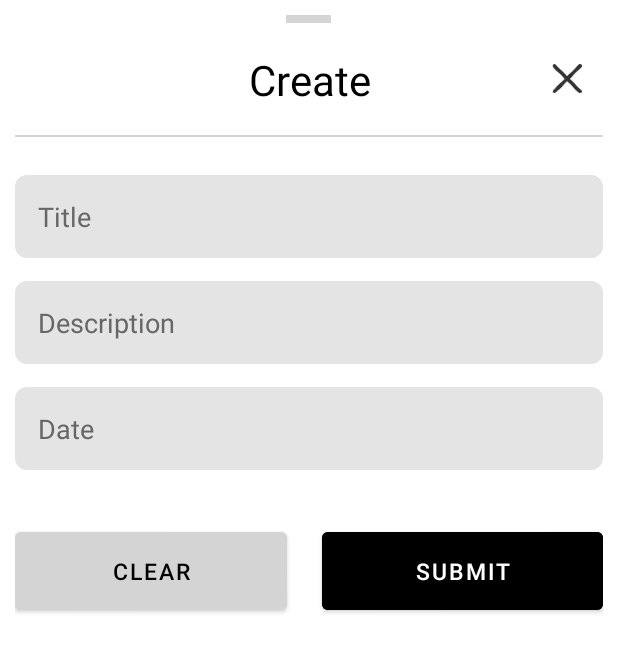
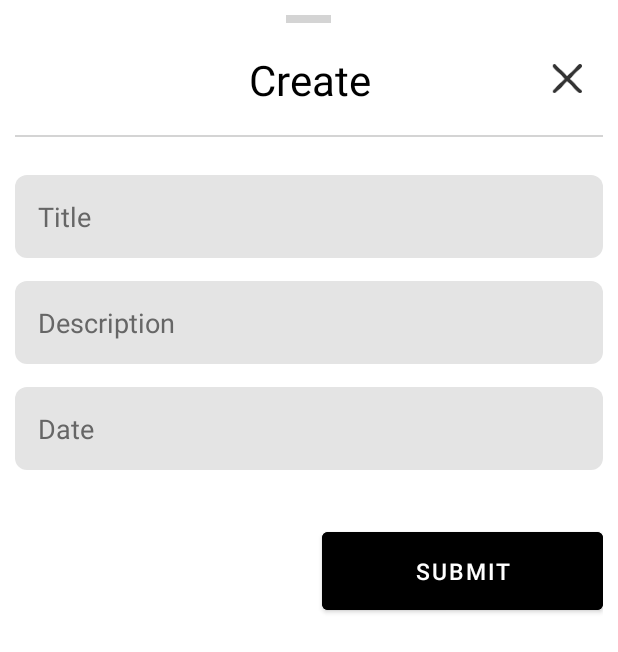
Before and after one commit to chirag1910/Todo-Android, an Android app: the layout fragment_add.xml on its own in the app's theme, with its tools: preview values and no code run, on a phone screen of 412 x 824 dp. Shown: the top 652 px of the screen. Run offline under Robolectric (Android 15) with nearby library versions, the phone set to English and light mode, and no system bars.

Commit message:
completed clear button action

```diff
--- a/app/src/main/res/layout/fragment_add.xml
+++ b/app/src/main/res/layout/fragment_add.xml
@@ -20,8 +20,6 @@
             android:paddingVertical="15dp"
             android:paddingHorizontal="10dp"
     >
-
-
 
         <TextView android:layout_width="wrap_content"
                   android:layout_height="wrap_content"
@@ -67,16 +65,18 @@
                   android:textColor="@color/black"
                   android:padding="15dp"
                   android:layout_marginBottom="15dp"
+                  android:id="@+id/titleInput"
         />
 
         <EditText android:layout_width="match_parent"
                   android:layout_height="wrap_content"
                   android:hint="Description"
-                  android:inputType="text"
+                  android:inputType="textMultiLine"
                   android:textColorHint="#666"
                   android:textColor="@color/black"
                   android:padding="15dp"
                   android:layout_marginBottom="15dp"
+                  android:id="@+id/descInput"
         />
 
         <EditText android:layout_width="match_parent"
@@ -88,6 +88,8 @@
                   android:padding="15dp"
                   android:clickable="false"
                   android:focusable="false"
+                  android:onClick="showDatePicker"
+                  android:id="@+id/dateInput"
         />
     </LinearLayout>
 
@@ -102,9 +104,14 @@
                 android:layout_height="wrap_content"
                 android:backgroundTint="#d4d4d4"
                 android:text="Clear"
+                android:clickable="false"
+                android:focusable="false"
+                android:alpha="0"
                 android:textColor="@color/black"
                 android:textSize="15sp"
-                android:padding="15dp"/>
+                android:padding="15dp"
+                android:id="@+id/clearButton"
+                android:onClick="clearButtonAction"/>
 
 
         <androidx.legacy.widget.Space
@@ -120,7 +127,8 @@
                 android:textColor="@color/white"
                 android:textFontWeight="600"
                 android:textSize="15sp"
-                android:padding="15dp"/>
+                android:padding="15dp"
+                android:id="@+id/submitButton"/>
 
     </LinearLayout>
 
```
Also changed, not shown: app/src/main/java/com/example/todo/MainActivity.kt (+79 -10 lines).
